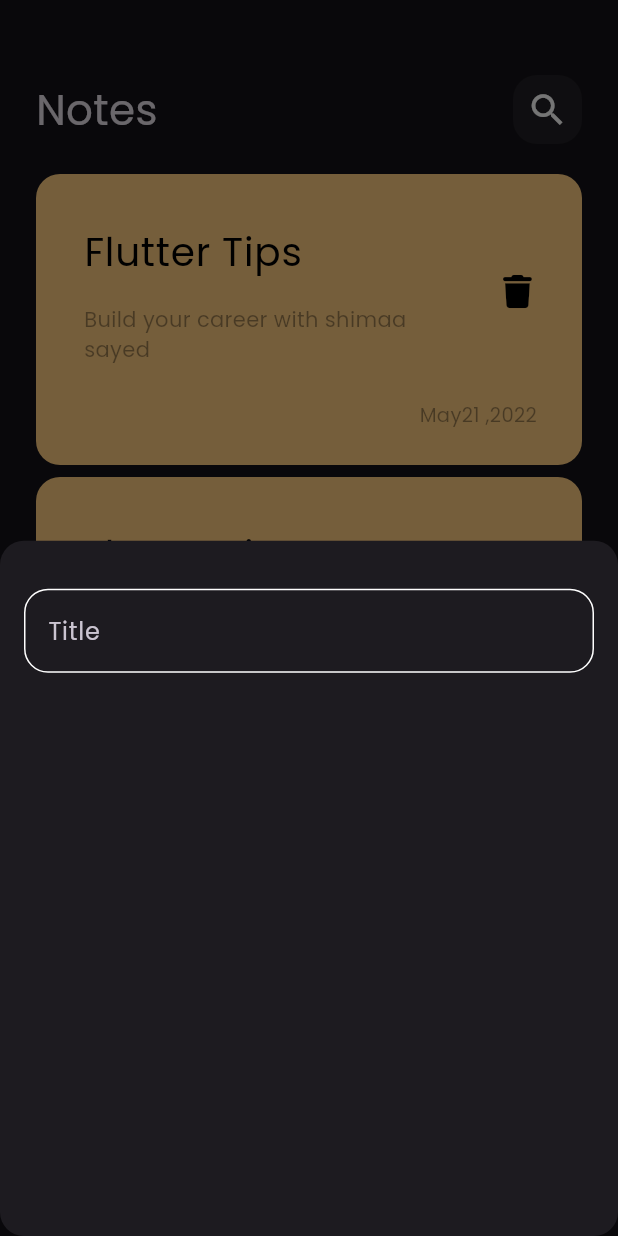
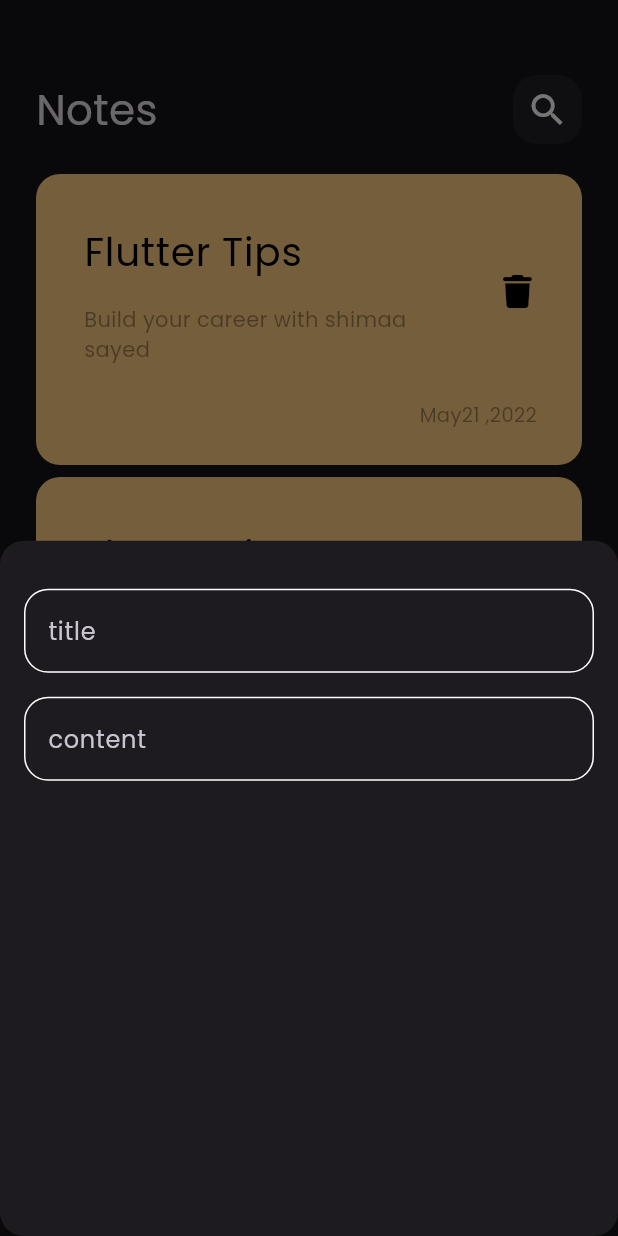
Before and after one commit to shiimm/notes_app, a Flutter app: the screen it shows after launch, after a tap on the "add" icon, on a phone screen of 412 x 824 dp. Run offline on Flutter 3.47's test engine with Material 3 defaults, Android fonts, the phone set to English and light mode, and no system bars; our stand-ins replace font_awesome_flutter.

Commit message:
add field to bottom sheet

```diff
--- a/lib/widgets/add_note_bottom_sheet.dart
+++ b/lib/widgets/add_note_bottom_sheet.dart
@@ -13,7 +13,16 @@ class AddNoteBottomSheet extends StatelessWidget {
           SizedBox(
             height: 32,
           ),
-          CustomTextField()
+          CustomTextField(
+            hint: 'title',
+          ),
+          SizedBox(
+            height: 16,
+          ),
+          CustomTextField(
+            hint: 'content',
+            maxLines: 5,
+          ),
         ],
       ),
     );
--- a/lib/widgets/custom_text_field.dart
+++ b/lib/widgets/custom_text_field.dart
@@ -2,14 +2,16 @@ import 'package:flutter/material.dart';
 import 'package:note_app/constant.dart';
 
 class CustomTextField extends StatelessWidget {
-  const CustomTextField({super.key});
-
+  const CustomTextField({super.key, required this.hint, this.maxLines = 1});
+  final String hint;
+  final int maxLines;
   @override
   Widget build(BuildContext context) {
     return TextField(
       cursorColor: kPrimaryColor,
       decoration: InputDecoration(
-          hintText: 'Title',
+          hintText: hint,
+          hintMaxLines: maxLines,
           border: buildBorder(),
           enabledBorder: buildBorder(),
           focusedBorder: buildBorder(kPrimaryColor)),
```
